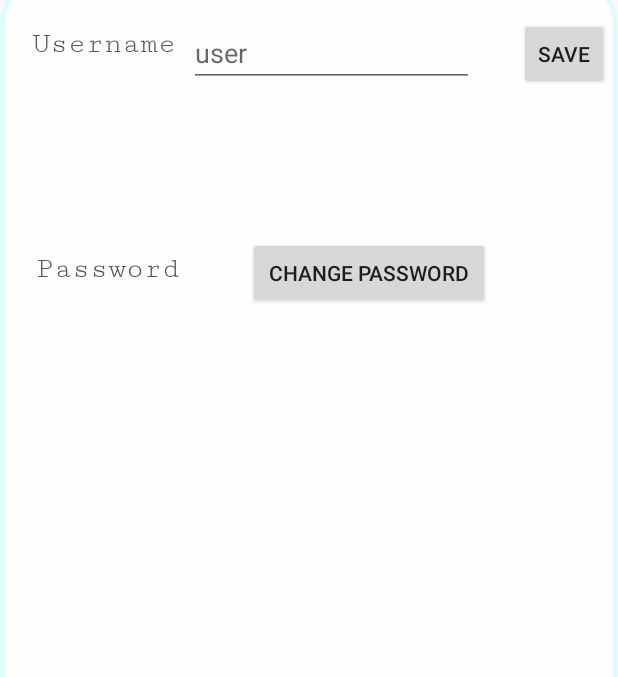
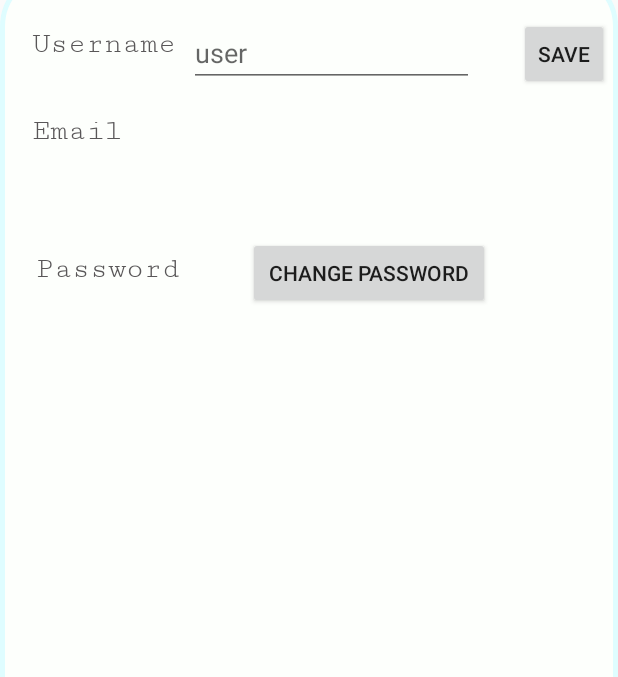
Before and after one commit to Ayruahs/TEARv, an Android app: the fragment SettingsFragment placed in its activity, on a phone screen of 412 x 824 dp, the part 113-790 px from its top. Run offline under Robolectric (Android 15) with nearby library versions, the phone set to English and light mode, and no system bars; our stand-ins replace Firebase (no records; nobody signed in at launch, a user with empty details on screens opened directly), Volley; network calls fail.

Commit message:
- sign demo fix - setting UI fix - forgetpass button function added

```diff
--- a/app/build.gradle
+++ b/app/build.gradle
@@ -4,7 +4,7 @@
     compileSdkVersion 28
     defaultConfig {
         applicationId "com.tearvandroid.tearvandroid"
-        minSdkVersion 28
+        minSdkVersion 15
         targetSdkVersion 28
         versionCode 1
         versionName "1.0"
--- a/app/src/main/java/com/tearvandroid/tearvandroid/LoginActivity.java
+++ b/app/src/main/java/com/tearvandroid/tearvandroid/LoginActivity.java
@@ -246,16 +246,17 @@
                                 Toast.makeText(LoginActivity.this, "Signed in. ", Toast.LENGTH_SHORT).show();
                                 FirebaseUser user = mAuth.getCurrentUser();
 
+                                /*
                                 if (!user.isEmailVerified()) {
                                     mAuth.signOut();
                                     showProgress(false);
                                     Toast.makeText(LoginActivity.this, "Please verify your email!", Toast.LENGTH_SHORT).show();
                                     startActivity(new Intent(LoginActivity.this, LoginActivity.class));
                                 }
-                                else {
+                                else {*/
                                     showProgress(false);
                                     startActivity(new Intent(LoginActivity.this, TabsActivity.class));
-                                }
+                               // }
 
                             } else {
                                 // If sign in fails, display a message to the user.
--- a/app/src/main/java/com/tearvandroid/tearvandroid/SettingsFragment.java
+++ b/app/src/main/java/com/tearvandroid/tearvandroid/SettingsFragment.java
@@ -35,7 +35,7 @@
 
         FirebaseUser user = mAuth.getCurrentUser();
         final String email = user.getEmail().toString();
-        TextView mEmailView = (TextView) view.findViewById(R.id.email_title);
+        TextView mEmailView = (TextView) view.findViewById(R.id.email_id);
         mEmailView.setText(email);
 
         Button change_pass_button = (Button) view.findViewById(R.id.change_password_button);
--- a/app/src/main/java/com/tearvandroid/tearvandroid/SignupActivity.java
+++ b/app/src/main/java/com/tearvandroid/tearvandroid/SignupActivity.java
@@ -125,7 +125,7 @@
             // Show a progress spinner, and kick off a background task to
             // perform the user login attempt.
 //            showProgress(true);
-
+    /*
             mAuth.sendSignInLinkToEmail(email, actionCodeSettings)
                     .addOnCompleteListener(new OnCompleteListener<Void>() {
                         @Override
@@ -136,6 +136,7 @@
                             }
                         }
                     });
+                    */
 
             mAuth.createUserWithEmailAndPassword(email, password)
                     .addOnCompleteListener(this, new OnCompleteListener<AuthResult>() {
@@ -192,7 +193,7 @@
 
             FirebaseAuth auth = FirebaseAuth.getInstance();
             FirebaseUser user = auth.getCurrentUser();
-
+            /*
             user.sendEmailVerification()
                     .addOnCompleteListener(new OnCompleteListener<Void>() {
                         @Override
@@ -203,6 +204,7 @@
                             }
                         }
                     });
+                    */
         }
     }
 
--- a/app/src/main/res/layout/fragment_settings.xml
+++ b/app/src/main/res/layout/fragment_settings.xml
@@ -14,9 +14,9 @@
         android:background="@drawable/relative_layout">
 
         <TextView
-            android:id="@+id/email"
+            android:id="@+id/email_id"
             android:layout_width="197dp"
-            android:layout_height="wrap_content"
+            android:layout_height="42dp"
             android:layout_alignParentStart="true"
             android:layout_alignParentLeft="true"
             android:layout_alignParentTop="true"
@@ -26,7 +26,6 @@
             android:ems="10"
             android:hint=""
             android:textSize="20sp" />
-
 
         <AutoCompleteTextView
             android:id="@+id/username"
@@ -112,8 +111,8 @@
             android:id="@+id/change_password_button"
             android:layout_width="161dp"
             android:layout_height="wrap_content"
-            android:layout_alignEnd="@+id/email"
-            android:layout_alignRight="@+id/email"
+            android:layout_alignEnd="@+id/email_id"
+            android:layout_alignRight="@+id/email_id"
             android:layout_alignParentTop="true"
             android:layout_marginTop="177dp"
             android:layout_marginEnd="0dp"
--- a/build.gradle
+++ b/build.gradle
@@ -7,7 +7,7 @@
         jcenter()
     }
     dependencies {
-        classpath 'com.android.tools.build:gradle:3.2.0'
+        classpath 'com.android.tools.build:gradle:3.2.1'
 
 
         // NOTE: Do not place your application dependencies here; they belong
```
Also changed, not shown: app/src/main/java/com/tearvandroid/tearvandroid/ForgetpasswordActivity.java (+17 -0 lines).
